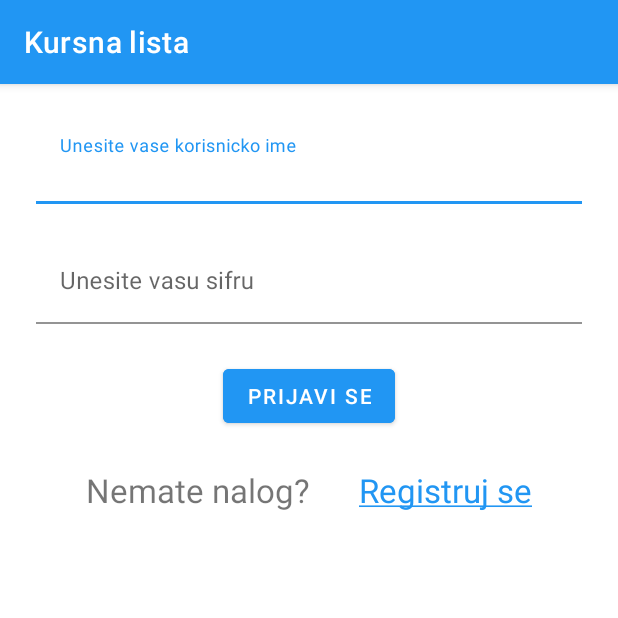
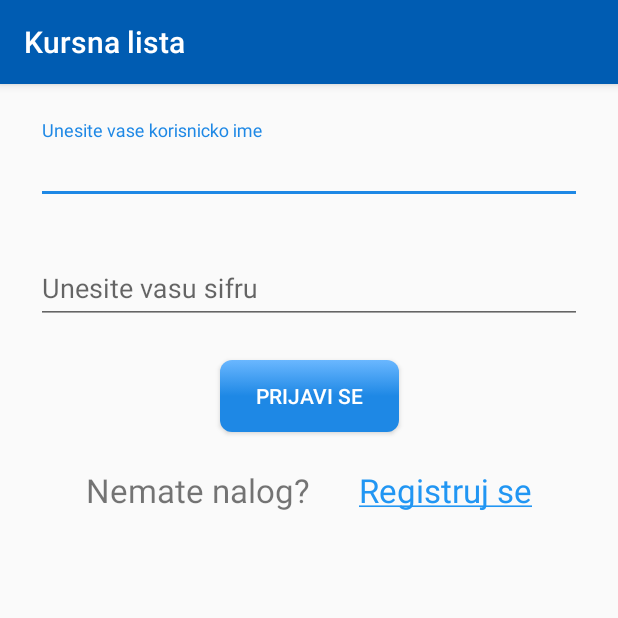
Before and after one commit to richierr/mvvmLiveDataRoomRetrofit, an Android app: the screen it shows after launch (MainActivity), on a phone screen of 412 x 824 dp, the top half of it. Run offline under Robolectric (Android 15) with nearby library versions, the phone set to English and light mode, and no system bars; our stand-ins replace Room's generated code, data binding.

Commit message:
Gradient buttons

```diff
--- /dev/null
+++ b/app/src/main/res/drawable/button_gradiant_1.xml
@@ -0,0 +1,12 @@
+<?xml version="1.0" encoding="utf-8"?>
+<shape xmlns:android="http://schemas.android.com/apk/res/android">
+
+
+    <corners android:radius="8dp" />
+    <gradient
+        android:angle="90"
+        android:endColor="@color/colorAccentLight"
+        android:centerColor="@color/colorAccent"
+        android:startColor="@color/colorAccent" />
+
+</shape>
--- /dev/null
+++ b/app/src/main/res/drawable/button_gradiant_2.xml
@@ -0,0 +1,11 @@
+<?xml version="1.0" encoding="utf-8"?>
+<shape xmlns:android="http://schemas.android.com/apk/res/android">
+    android:shape="rectangle">
+
+    <corners android:radius="8dp" />
+    <gradient
+        android:angle="270"
+        android:endColor="@color/colorAccentLight"
+        android:centerColor="@color/colorAccent"
+        android:startColor="@color/colorAccent" />
+</shape>
--- /dev/null
+++ b/app/src/main/res/drawable/button_selector.xml
@@ -0,0 +1,6 @@
+<?xml version="1.0" encoding="utf-8"?>
+<selector xmlns:android="http://schemas.android.com/apk/res/android">
+    <item android:drawable="@drawable/button_gradiant_2" android:state_pressed="true" />
+
+    <item android:drawable="@drawable/button_gradiant_1" />
+</selector>
--- a/app/src/main/res/layout/dashboard_screen_fragment.xml
+++ b/app/src/main/res/layout/dashboard_screen_fragment.xml
@@ -15,7 +15,7 @@
         android:layout_width="match_parent"
         android:layout_height="match_parent">
 
-        <TextView
+        <Button
             android:id="@+id/tvLogout"
             android:layout_width="wrap_content"
             android:layout_height="wrap_content"
@@ -25,7 +25,7 @@
             android:layout_marginEnd="52dp"
 
 
-            android:background="@drawable/rounded_corner"
+
             android:gravity="center"
             android:onClick="@{() -> viewmodel.logout()}"
             android:padding="8dp"
--- a/app/src/main/res/layout/login_screen_fragment.xml
+++ b/app/src/main/res/layout/login_screen_fragment.xml
@@ -71,7 +71,7 @@
             android:layout_width="wrap_content"
             android:layout_height="wrap_content"
             android:layout_marginTop="24dp"
-            android:backgroundTint="#2196f3"
+
             android:onClick="@{() -> viewmodel.login()}"
             android:text="@string/button_title_login"
             app:layout_constraintEnd_toEndOf="parent"
--- a/app/src/main/res/values/colors.xml
+++ b/app/src/main/res/values/colors.xml
@@ -8,4 +8,14 @@
     <color name="black">#FF000000</color>
     <color name="white">#FFFFFFFF</color>
     <color name="purple">#9D00FF</color>
+
+    <color name="colorPrimary">#005cb2</color>
+    <color name="colorPrimaryDark">#005cb2</color>
+    <color name="colorPrimaryLight">#005cb2</color>
+    <color name="colorAccent">#1e88e5</color>
+    <color name="colorAccentDark">#005cb2</color>
+    <color name="colorAccentLight">#6ab7ff</color>
+    <color name="colorOnPrimary">@color/white</color>
+    <color name="colorRipple">@color/white_2</color>
+    <color name="white_2">#33FFFFFF</color>
 </resources>
--- a/app/src/main/res/values/themes.xml
+++ b/app/src/main/res/values/themes.xml
@@ -1,20 +1,27 @@
 <resources xmlns:tools="http://schemas.android.com/tools">
     <!-- Base application theme. -->
-    <style name="Theme.Rader" parent="Theme.MaterialComponents.DayNight.DarkActionBar">
+    <style name="Theme.Rader" parent="Theme.AppCompat.Light.DarkActionBar">
         <!-- Primary brand color. -->
-        <item name="colorPrimary">#2196f3</item>
-        <item name="colorPrimaryVariant">@color/purple_700</item>
+        <item name="colorPrimary">@color/colorPrimary</item>
+        <item name="colorPrimaryVariant">@color/colorPrimary</item>
         <item name="colorOnPrimary">@color/white</item>
-        <!-- Secondary brand color. -->
-        <item name="colorSecondary">@color/teal_200</item>
-        <item name="colorSecondaryVariant">@color/teal_700</item>
-        <item name="colorOnSecondary">@color/black</item>
+
         <!-- Status bar color. -->
         <item name="android:statusBarColor" tools:targetApi="l">?attr/colorPrimaryVariant</item>
         <!-- Customize your theme here. -->
+
+
+        <item name="colorPrimaryDark">@color/colorPrimaryDark</item>
+        <item name="colorAccent">@color/colorAccent</item>
+        <item name="buttonStyle">@style/BlueButton</item>
     </style>
 
 
-
+    <style name="BlueButton" parent="Widget.AppCompat.Button">
+        <item name="android:background">@drawable/button_selector</item>
+        <item name="android:textColor">@color/colorOnPrimary</item>
+        <item name="android:paddingLeft">24dp</item>
+        <item name="android:paddingRight">24dp</item>
+    </style>
 
 </resources>
```
